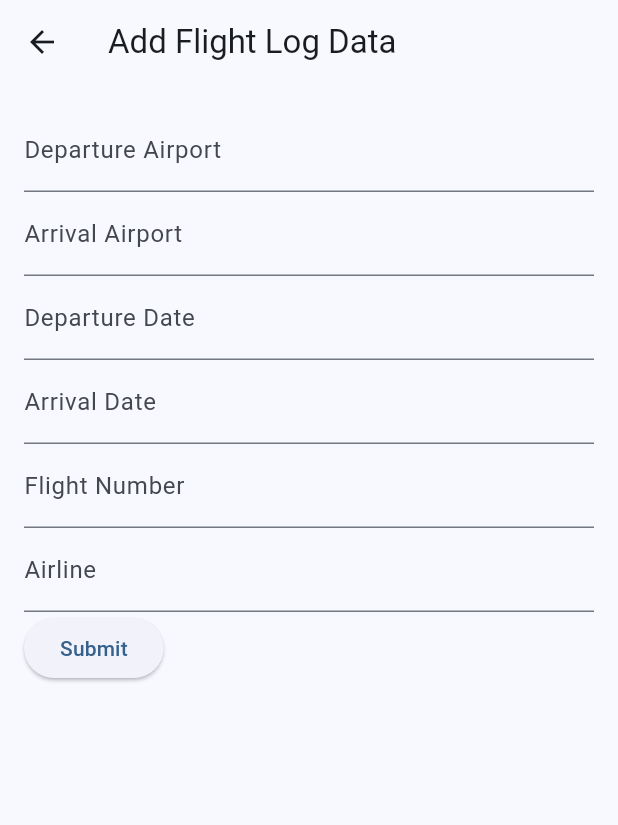
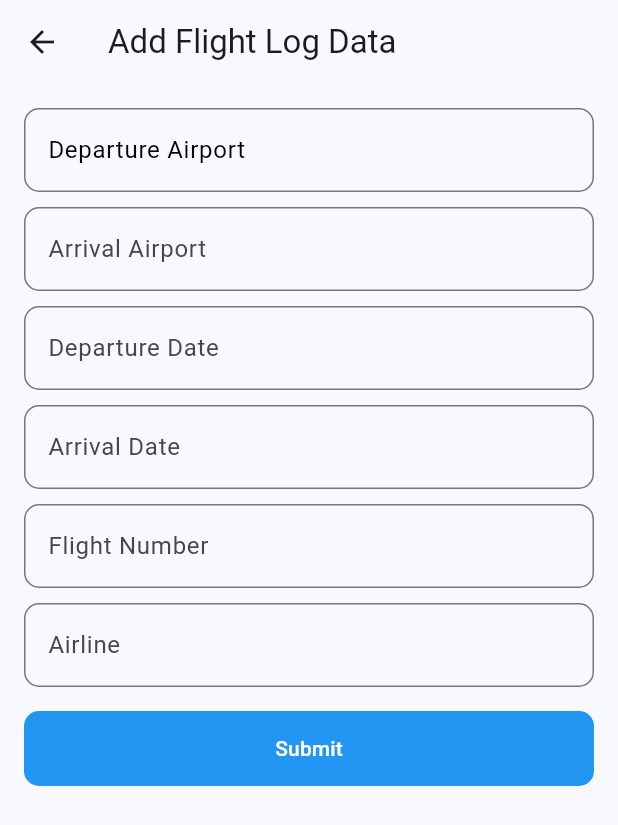
Before and after one commit to cezarmezzalira/fligth_log_book, a Flutter app: the AddLogData screen opened by its route, on a phone screen of 412 x 824 dp. Shown: the top 825 px of the screen. Run offline on Flutter 3.47's test engine with Material 3 defaults, Android fonts, the light colour scheme and no system bars; our stand-ins replace dio, drift, drift_flutter, get, retrofit; accounts and stored records are empty; generated files the repository leaves out were written again.

Commit message:
fix: button add style

```diff
--- a/lib/pages/add_log_data.dart
+++ b/lib/pages/add_log_data.dart
@@ -56,14 +56,18 @@ class AddLogData extends GetView<DatabaseController> {
         child: Form(
           key: _formKey,
           child: Column(
-            crossAxisAlignment: CrossAxisAlignment.start,
+            crossAxisAlignment: CrossAxisAlignment.center,
             mainAxisSize: MainAxisSize.min,
             children: <Widget>[
               TextFormField(
                 controller: _departureAirportController,
                 decoration: const InputDecoration(
                   labelText: 'Departure Airport',
+                  labelStyle: TextStyle(color: Colors.black),
                   hintText: 'Enter Departure Airport',
+                  border: OutlineInputBorder(
+                    borderRadius: BorderRadius.all(Radius.circular(10.0)),
+                  ),
                 ),
                 validator: (value) {
                   if (value == null || value.isEmpty) {
@@ -72,11 +76,15 @@ class AddLogData extends GetView<DatabaseController> {
                   return null;
                 },
               ),
+              const SizedBox(height: 10),
               TextFormField(
                 controller: _arrivalAirportController,
                 decoration: const InputDecoration(
                   labelText: 'Arrival Airport',
                   hintText: 'Enter Arrival Airport',
+                  border: OutlineInputBorder(
+                    borderRadius: BorderRadius.all(Radius.circular(10.0)),
+                  ),
                 ),
                 validator: (value) {
                   if (value == null || value.isEmpty) {
@@ -85,11 +93,15 @@ class AddLogData extends GetView<DatabaseController> {
                   return null;
                 },
               ),
+              const SizedBox(height: 10),
               TextFormField(
                 controller: _departureDateController,
                 decoration: const InputDecoration(
                   labelText: 'Departure Date',
                   hintText: 'Enter the Departure Date',
+                  border: OutlineInputBorder(
+                    borderRadius: BorderRadius.all(Radius.circular(10.0)),
+                  ),
                 ),
                 onTap: () => _showDatePicker(context, _departureDateController),
                 validator: (value) {
@@ -99,11 +111,15 @@ class AddLogData extends GetView<DatabaseController> {
                   return null;
                 },
               ),
+              const SizedBox(height: 10),
               TextFormField(
                 controller: _arrivalDateController,
                 decoration: const InputDecoration(
                   labelText: 'Arrival Date',
                   hintText: 'Enter the Arrival Date',
+                  border: OutlineInputBorder(
+                    borderRadius: BorderRadius.all(Radius.circular(10.0)),
+                  ),
                 ),
                 onTap: () => _showDatePicker(context, _arrivalDateController),
                 validator: (value) {
@@ -113,11 +129,15 @@ class AddLogData extends GetView<DatabaseController> {
                   return null;
                 },
               ),
+              const SizedBox(height: 10),
               TextFormField(
                 controller: _flightNumberController,
                 decoration: const InputDecoration(
                   labelText: 'Flight Number',
                   hintText: 'Enter Flight Number',
+                  border: OutlineInputBorder(
+                    borderRadius: BorderRadius.all(Radius.circular(10.0)),
+                  ),
                 ),
                 validator: (value) {
                   if (value == null || value.isEmpty) {
@@ -126,11 +146,15 @@ class AddLogData extends GetView<DatabaseController> {
                   return null;
                 },
               ),
+              const SizedBox(height: 10),
               TextFormField(
                 controller: _airlineController,
                 decoration: const InputDecoration(
                   labelText: 'Airline',
                   hintText: 'Enter Airline',
+                  border: OutlineInputBorder(
+                    borderRadius: BorderRadius.all(Radius.circular(10.0)),
+                  ),
                 ),
                 validator: (value) {
                   if (value == null || value.isEmpty) {
@@ -139,7 +163,15 @@ class AddLogData extends GetView<DatabaseController> {
                   return null;
                 },
               ),
-              ElevatedButton(
+              const SizedBox(height: 16),
+              FilledButton(
+                style: FilledButton.styleFrom(
+                  minimumSize: const Size(400, 50),
+                  backgroundColor: Colors.blue,
+                  shape: RoundedRectangleBorder(
+                    borderRadius: BorderRadius.circular(10.0),
+                  ),
+                ),
                 onPressed: () {
                   if (_formKey.currentState!.validate()) {
                     _saveLogData(context);
```
